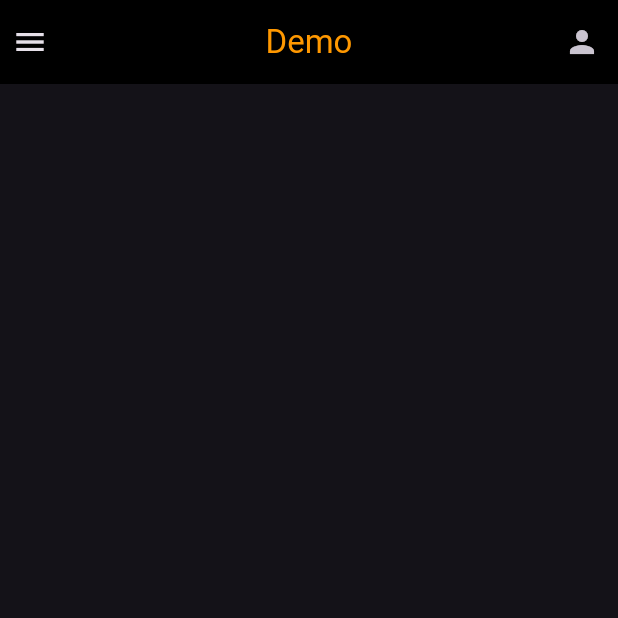
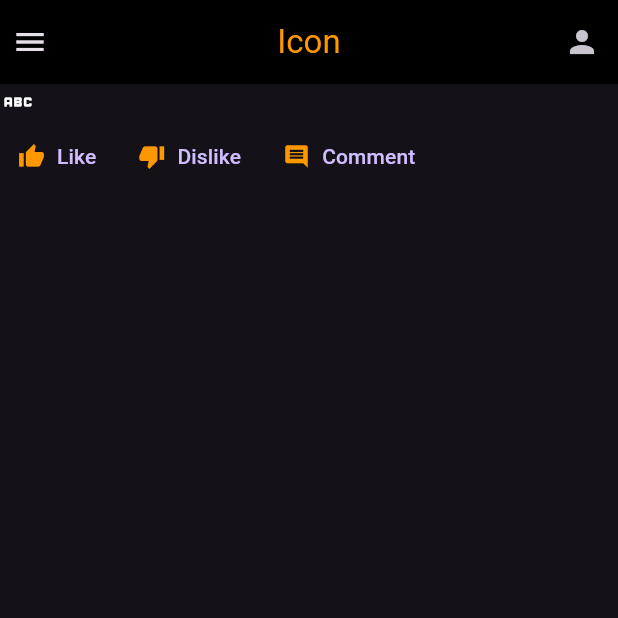
Before and after one commit to Burakyilmam/FlutterTekrar, a Flutter app: the screen it shows after launch, on a phone screen of 412 x 824 dp, the top half of it. Run offline on Flutter 3.47's test engine with Material 3 defaults, Android fonts, the phone set to English and light mode, and no system bars.

Commit message:
Iconlar yapıldı.

```diff
--- /dev/null
+++ b/lib/101/IconApp.dart
@@ -0,0 +1,74 @@
+import 'package:flutter/material.dart';
+import 'package:flutter/services.dart';
+
+class IconApp extends StatelessWidget {
+    IconApp({super.key});
+  @override
+  Widget build(BuildContext context) {
+    return Scaffold(
+      appBar: AppBar(
+        title:const Text(
+            'Icon',
+            style: TextStyle(
+                color: Colors.orange
+            )
+        ),
+        //centerTitle: true,
+        leading: const Icon(
+            Icons.menu
+        ),
+        actions: [
+          IconButton(onPressed: (){
+            print('Kullanıcı Giriş Yaptı.');
+          },
+              icon: const Icon(
+                  Icons.person)
+          )
+        ],
+        //backgroundColor: Colors.black,
+        elevation: 0,
+        systemOverlayStyle: SystemUiOverlayStyle.light,
+        leadingWidth: 40,
+      ),
+      body: Container(
+        child: Column(
+          children: [
+            const Row(
+              children: [
+                Icon(Icons.abc)
+              ],
+            ),
+            Row(
+              children: [
+                TextButton.icon(
+                  onPressed: () {},
+                  icon: const Icon(
+                    Icons.thumb_up,
+                    color: Colors.orange,
+                  ),
+                  label: const Text('Like'),
+                ),
+                TextButton.icon(
+                  onPressed: () {},
+                  icon: const Icon(
+                    Icons.thumb_down,
+                    color: Colors.orange,
+                  ),
+                  label: const Text('Dislike'),
+                ),
+                TextButton.icon(
+                  onPressed: () {},
+                  icon: const Icon(
+                    Icons.comment,
+                    color: Colors.orange,
+                  ),
+                  label: const Text('Comment'),
+                ),
+              ],
+            )
+          ],
+        )
+        ),
+      );
+  }
+}
--- a/lib/main.dart
+++ b/lib/main.dart
@@ -1,5 +1,6 @@
 import 'package:demo/101/AppbarApp.dart';
 import 'package:demo/101/ContainerApp.dart';
+import 'package:demo/101/IconApp.dart';
 import 'package:demo/101/ScaffoldApp.dart';
 import 'package:demo/101/TextApp.dart';
 import 'package:demo/101/ButtonApp.dart';
@@ -21,7 +22,7 @@ class MyApp extends StatelessWidget {
           backgroundColor: Colors.black,
         )
       ),
-      home: const AppbarApp(),
+      home: IconApp(),
     );
   }
 }
```
